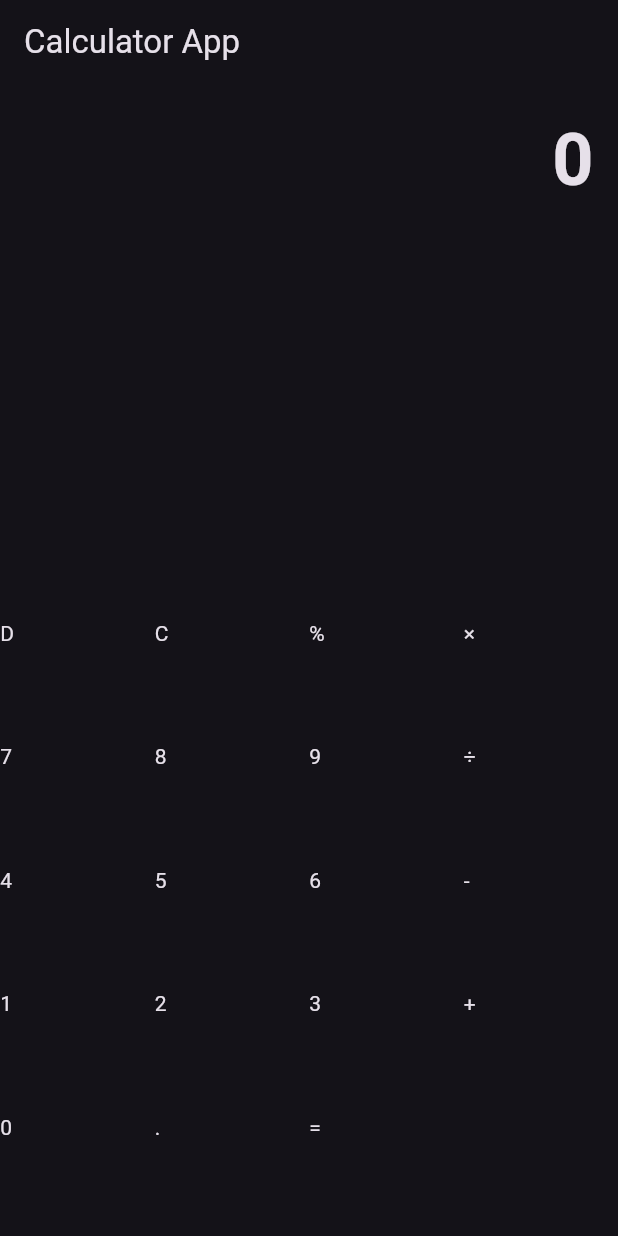
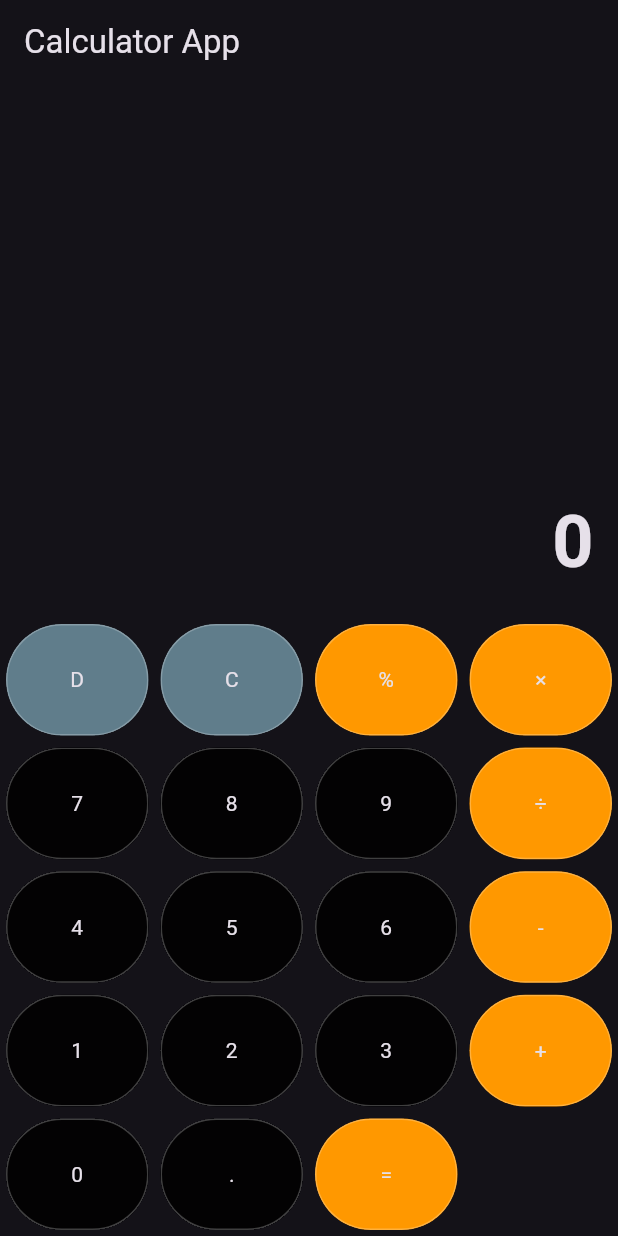
Before and after one commit to AhmedHelmy18/Calculator_App, a Flutter app: the screen it shows after launch, on a phone screen of 412 x 824 dp. Run offline on Flutter 3.47's test engine with Material 3 defaults, Android fonts, the phone set to English and light mode, and no system bars.

Commit message:
put colors to the buttons

```diff
--- a/lib/pages/home.dart
+++ b/lib/pages/home.dart
@@ -24,6 +24,7 @@ class _HomeScreenState extends State<HomeScreen> {
             // outputs
             Expanded(
               child: SingleChildScrollView(
+                reverse: true,
                 child: Container(
                   alignment: Alignment.bottomRight,
                   padding: EdgeInsets.all(16),
@@ -41,8 +42,8 @@ class _HomeScreenState extends State<HomeScreen> {
               children: Btn.buttonValues
                   .map(
                     (value) => SizedBox(
-                      width: screenSize.width/4,
-                      height: screenSize.width/5,
+                      width: screenSize.width / 4,
+                      height: screenSize.width / 5,
                       child: BuildButton(value),
                     ),
                   )
@@ -55,6 +56,35 @@ class _HomeScreenState extends State<HomeScreen> {
   }
 
   Widget BuildButton(value) {
-    return Text(value);
+    return Padding(
+      padding: const EdgeInsets.all(4.0),
+      child: Material(
+        color: [Btn.del, Btn.clr].contains(value)
+            ? Colors.blueGrey
+            : [
+                Btn.per,
+                Btn.multiply,
+                Btn.subtract,
+                Btn.add,
+                Btn.divide,
+                Btn.calculate
+              ].contains(value)
+                ? Colors.orange
+                : Colors.black87,
+        clipBehavior: Clip.hardEdge,
+        shape: OutlineInputBorder(
+          borderSide: BorderSide(
+            color: Colors.white24,
+          ),
+          borderRadius: BorderRadius.circular(100),
+        ),
+        child: InkWell(
+          onTap: () {},
+          child: Center(
+            child: Text(value),
+          ),
+        ),
+      ),
+    );
   }
 }
```
